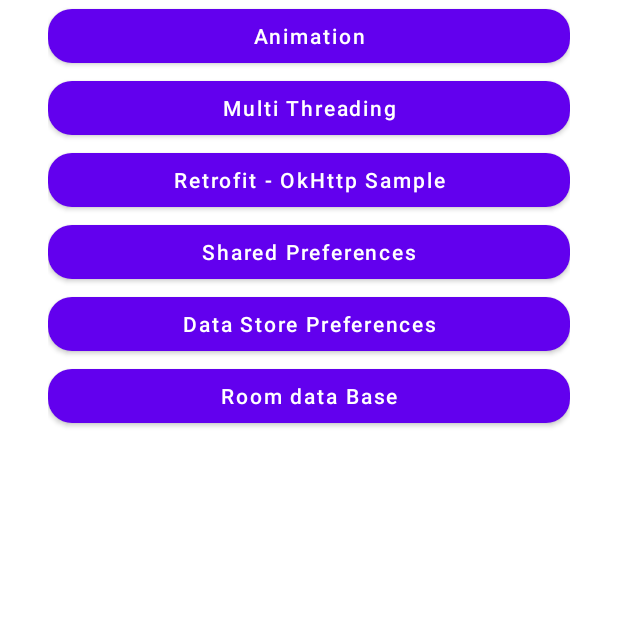
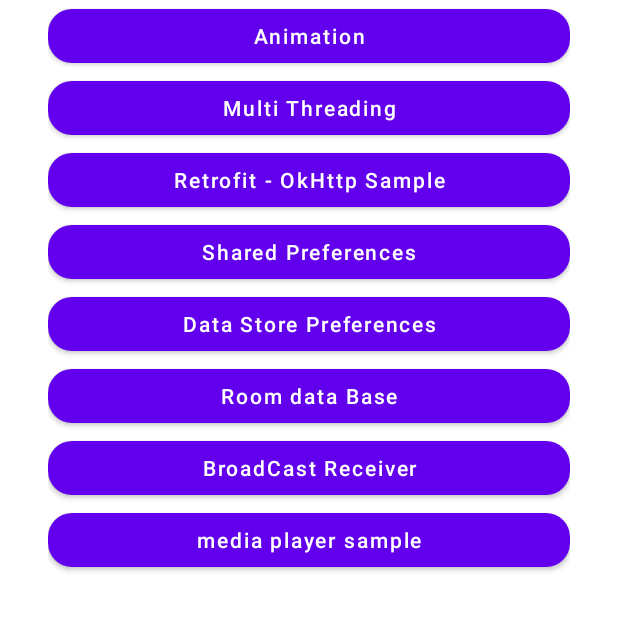
Before and after one commit to ihasanazimi/Practice, an Android app: the screen it shows after launch (MainActivity), on a phone screen of 412 x 824 dp, the part 468-1100 px from its top. Run offline under Robolectric (Android 15) with nearby library versions, the phone set to English and light mode, and no system bars; our stand-ins replace Room's generated code, RxJava, data binding; libraries missing offline, so code that uses them is left out: com.facebook.drawee; Roboto replaces fonts that are not available here; 1 statement that could not run was skipped.

Commit message:
add broadCast receiver and media player frg

```diff
--- a/app/src/main/AndroidManifest.xml
+++ b/app/src/main/AndroidManifest.xml
@@ -15,7 +15,7 @@
         android:supportsRtl="true"
         android:theme="@style/Theme.MyApplication">
         <activity
-            android:name="ir.ha.dep.ui.activites.MainActivity"
+            android:name="ir.ha.dep.ui.MainActivity"
             android:exported="true">
             <intent-filter>
                 <action android:name="android.intent.action.MAIN" />
--- a/app/src/main/res/layout/activity_main.xml
+++ b/app/src/main/res/layout/activity_main.xml
@@ -26,12 +26,16 @@
             </com.google.android.material.appbar.AppBarLayout>
 
 
+           <ScrollView
+               android:layout_marginVertical="@dimen/space_16dp"
+               android:layout_width="match_parent"
+               android:layout_height="wrap_content">
+
                <LinearLayout
                    android:layout_width="match_parent"
                    android:layout_height="wrap_content"
                    android:orientation="vertical"
                    android:gravity="center_horizontal"
-                android:layout_marginVertical="@dimen/space_16dp"
                    android:layout_marginHorizontal="@dimen/space_32dp">
 
                    <com.google.android.material.button.MaterialButton
@@ -136,7 +140,27 @@
                        android:textSize="@dimen/text_size_14sp"
                        android:text="Room data Base" />
 
+                   <com.google.android.material.button.MaterialButton
+                       android:id="@+id/btn_broadCast_receiver_sample"
+                       android:layout_width="match_parent"
+                       app:cornerRadius="@dimen/space_16dp"
+                       android:layout_height="wrap_content"
+                       android:textAllCaps="false"
+                       android:textSize="@dimen/text_size_14sp"
+                       android:text="BroadCast Receiver" />
+
+
+                   <com.google.android.material.button.MaterialButton
+                       android:id="@+id/btn_media_player"
+                       android:layout_width="match_parent"
+                       app:cornerRadius="@dimen/space_16dp"
+                       android:layout_height="wrap_content"
+                       android:textAllCaps="false"
+                       android:textSize="@dimen/text_size_14sp"
+                       android:text="media player sample" />
+
                </LinearLayout>
+           </ScrollView>
 
         </LinearLayout>
 
--- a/app/src/main/res/values/strings.xml
+++ b/app/src/main/res/values/strings.xml
@@ -2,4 +2,5 @@
     <string name="app_name">Android Samples</string>
     <!-- TODO: Remove or change this placeholder text -->
     <string name="hello_blank_fragment">Hello blank fragment</string>
+    <string name="dummy_message">this is sample message</string>
 </resources>
```
Also changed, not shown: app/src/main/java/ir/ha/dep/ui/MainActivity.kt (renamed from app/src/main/java/ir/ha/dep/ui/activites/MainActivity.kt, +19 -1 lines), app/src/main/java/ir/ha/dep/ui/fragment/BroadcastReceiverSampleFrg.kt (added, +63 -0 lines), app/src/main/java/ir/ha/dep/ui/fragment/MediaPlayerFrg.kt (added, +128 -0 lines), app/src/main/res/layout/fragment_broad_cast_recevier.xml (added, +19 -0 lines), app/src/main/res/layout/fragment_media_player.xml (added, +27 -0 lines), 1 other file. Lines whose indentation alone changed are shown as unchanged.
